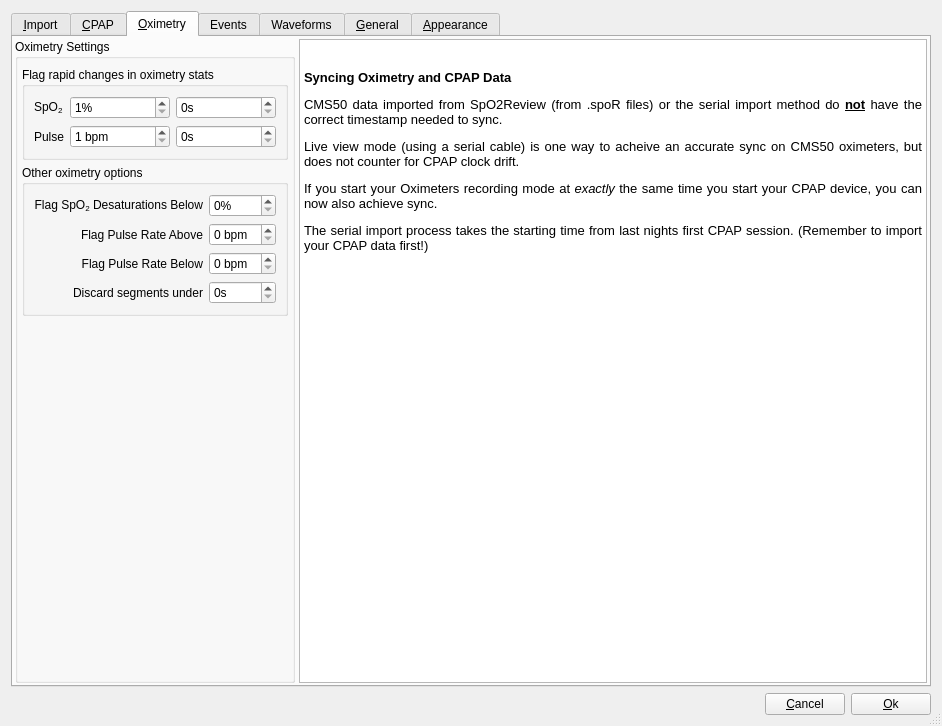
Above: oscar/preferencesdialog.ui from littleyoda/oscar before the change. Below: the same form after it.
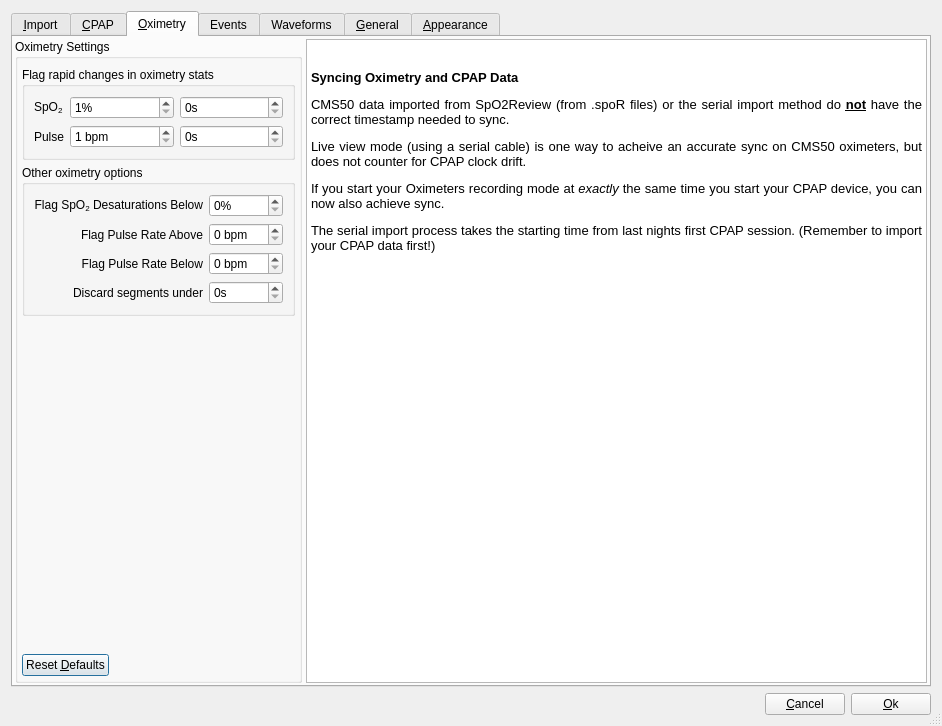
That is the form after the change. The open tabs and pages were chosen to show the change. Icons and pictures are not drawn.

Commit message: add Reset Default Button To Preference Oximetry Tab

```diff
--- a/oscar/preferencesdialog.ui
+++ b/oscar/preferencesdialog.ui
@@ -1608,6 +1608,9 @@
                 </item>
                 <item row="1" column="1">
                  <widget class="QSpinBox" name="flagPulseAbove">
+                  <property name="maximum">
+                   <number>150</number>
+                  </property>
                   <property name="suffix">
                    <string> bpm</string>
                   </property>
@@ -1758,6 +1761,19 @@
                </property>
               </spacer>
              </item>
+             <item row="4" column="0" >
+              <widget class="QPushButton" name="resetOxiMetryDefaults">
+               <property name="sizePolicy">
+                <sizepolicy hsizetype="Fixed" vsizetype="Minimum">
+                 <horstretch>0</horstretch>
+                 <verstretch>0</verstretch>
+                </sizepolicy>
+               </property>
+               <property name="text">
+                <string>Reset &amp;Defaults</string>
+               </property>
+              </widget>
+             </item>
             </layout>
            </widget>
           </item>
```
Left out of the diff: 4 changed lines with no effect on the pictures. The commit also changes 4 other files.
